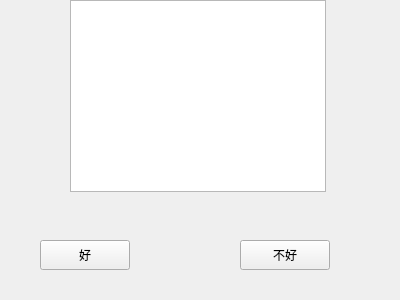
Qt form widget.ui (yujianinga/Qt_test) before a commit.
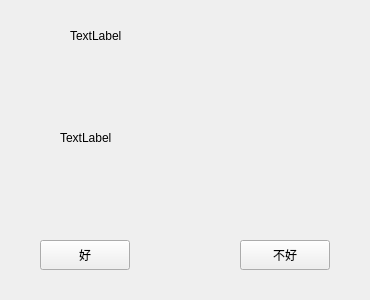
The same form after that commit.

Commit message: 将文本框替换为对话框，增加图片

What changed in the file:
```diff
--- a/widget.ui
+++ b/widget.ui
@@ -6,7 +6,7 @@
    <rect>
     <x>0</x>
     <y>0</y>
-    <width>400</width>
+    <width>370</width>
     <height>300</height>
    </rect>
   </property>
@@ -39,14 +39,30 @@
     <string>不好</string>
    </property>
   </widget>
-  <widget class="QTextBrowser" name="textBrowser">
+  <widget class="QLabel" name="label">
    <property name="geometry">
     <rect>
      <x>70</x>
-     <y>0</y>
-     <width>256</width>
-     <height>192</height>
+     <y>20</y>
+     <width>241</width>
+     <height>31</height>
     </rect>
+   </property>
+   <property name="text">
+    <string>TextLabel</string>
+   </property>
+  </widget>
+  <widget class="QLabel" name="label_2">
+   <property name="geometry">
+    <rect>
+     <x>60</x>
+     <y>70</y>
+     <width>250</width>
+     <height>135</height>
+    </rect>
+   </property>
+   <property name="text">
+    <string>TextLabel</string>
    </property>
   </widget>
  </widget>
```
The commit also changes 2 other files.
